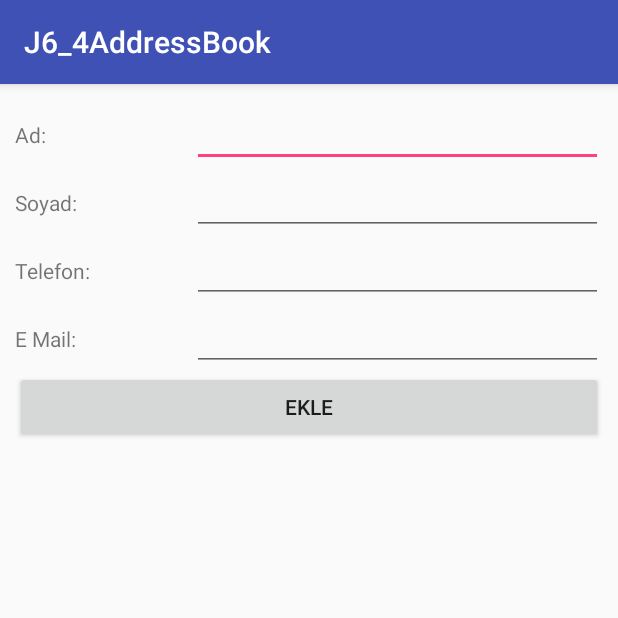
After one commit to mesutozturk/Android4-AddressBook, an Android app: the YeniActivity screen opened directly, with no data from a screen before it, on a phone screen of 412 x 824 dp, the top half of it. The commit adds this screen. Run offline under Robolectric (Android 15) with nearby library versions, the phone set to English and light mode, and no system bars.

Commit message:
activity

```diff
--- a/app/src/main/AndroidManifest.xml
+++ b/app/src/main/AndroidManifest.xml
@@ -16,6 +16,7 @@
                 <category android:name="android.intent.category.LAUNCHER" />
             </intent-filter>
         </activity>
+        <activity android:name=".YeniActivity"></activity>
     </application>
 
 </manifest>
--- a/app/src/main/java/com/wissen/mesut/j6_4addressbook/MainActivity.java
+++ b/app/src/main/java/com/wissen/mesut/j6_4addressbook/MainActivity.java
@@ -1,13 +1,43 @@
 package com.wissen.mesut.j6_4addressbook;
 
+import android.content.Intent;
+import android.os.Bundle;
 import android.support.v7.app.AppCompatActivity;
-import android.os.Bundle;
+import android.view.View;
+import android.widget.ArrayAdapter;
+import android.widget.Button;
+import android.widget.ListView;
+
+import com.wissen.mesut.j6_4addressbook.model.Kisi;
+
+import java.util.ArrayList;
 
 public class MainActivity extends AppCompatActivity {
+    Button btnYeni;
+    ListView listView;
+    ArrayList<Kisi> kisiler = new ArrayList<>();
 
     @Override
     protected void onCreate(Bundle savedInstanceState) {
         super.onCreate(savedInstanceState);
         setContentView(R.layout.activity_main);
+        listView = (ListView) findViewById(R.id.listView);
+        btnYeni = (Button) findViewById(R.id.btnYeni);
+        btnYeni.setOnClickListener(new View.OnClickListener() {
+            @Override
+            public void onClick(View view) {
+                Intent intent = new Intent(MainActivity.this, YeniActivity.class);
+                intent.putExtra("yeni",true);
+                startActivity(intent);
+            }
+        });
+    }
+
+    @Override
+    protected void onStart() {
+        super.onStart();
+        if (kisiler.size() == 0) return;
+        ArrayAdapter<Kisi> adapter = new ArrayAdapter<>(MainActivity.this, android.R.layout.simple_list_item_1, kisiler);
+        listView.setAdapter(adapter);
     }
 }
--- /dev/null
+++ b/app/src/main/java/com/wissen/mesut/j6_4addressbook/YeniActivity.java
@@ -0,0 +1,39 @@
+package com.wissen.mesut.j6_4addressbook;
+
+import android.content.Intent;
+import android.os.Bundle;
+import android.support.v7.app.AppCompatActivity;
+import android.view.View;
+import android.widget.Button;
+import android.widget.EditText;
+
+import com.wissen.mesut.j6_4addressbook.model.Kisi;
+
+public class YeniActivity extends AppCompatActivity {
+    Kisi gelenKisi;
+    EditText txtAd, txtSoyad, txtTelefon, txtEmail;
+    Button btnEkle, btnGuncelle;
+
+    @Override
+    protected void onCreate(Bundle savedInstanceState) {
+        super.onCreate(savedInstanceState);
+        setContentView(R.layout.activity_yeni);
+        txtAd = (EditText) findViewById(R.id.txtAd);
+        txtSoyad = (EditText) findViewById(R.id.txtSoyad);
+        txtEmail = (EditText) findViewById(R.id.txtEmail);
+        txtTelefon = (EditText) findViewById(R.id.txtTelefon);
+        btnEkle = (Button) findViewById(R.id.btnEkle);
+        btnGuncelle = (Button) findViewById(R.id.btnGuncelle);
+
+        Intent intent = getIntent();
+        boolean durum = intent.getBooleanExtra("yeni", true);
+        if (durum) {
+            btnEkle.setVisibility(View.VISIBLE);
+            btnGuncelle.setVisibility(View.GONE);
+        } else {
+            btnGuncelle.setVisibility(View.VISIBLE);
+            btnEkle.setVisibility(View.GONE);
+        }
+
+    }
+}
--- a/app/src/main/res/layout/activity_main.xml
+++ b/app/src/main/res/layout/activity_main.xml
@@ -3,6 +3,7 @@
     xmlns:tools="http://schemas.android.com/tools"
     android:layout_width="match_parent"
     android:layout_height="match_parent"
+    android:orientation="vertical"
     tools:context="com.wissen.mesut.j6_4addressbook.MainActivity">
 
     <Button
@@ -11,4 +12,8 @@
         android:layout_height="wrap_content"
         android:text="Yeni" />
 
+    <ListView
+        android:id="@+id/listView"
+        android:layout_width="match_parent"
+        android:layout_height="match_parent" />
 </LinearLayout>
--- /dev/null
+++ b/app/src/main/res/layout/activity_yeni.xml
@@ -0,0 +1,101 @@
+<?xml version="1.0" encoding="utf-8"?>
+<LinearLayout xmlns:android="http://schemas.android.com/apk/res/android"
+    xmlns:tools="http://schemas.android.com/tools"
+    android:layout_width="match_parent"
+    android:layout_height="match_parent"
+    android:orientation="vertical"
+    android:padding="10dp"
+    tools:context="com.wissen.mesut.j6_4addressbook.YeniActivity">
+
+    <LinearLayout
+        android:layout_width="match_parent"
+        android:layout_height="wrap_content"
+        android:orientation="horizontal"
+        android:weightSum="1">
+
+        <TextView
+            android:layout_width="match_parent"
+            android:layout_height="wrap_content"
+            android:layout_weight="0.7"
+            android:text="Ad:" />
+
+        <EditText
+            android:id="@+id/txtAd"
+            android:layout_width="match_parent"
+            android:layout_height="wrap_content"
+            android:layout_weight="0.3"
+            android:inputType="textPersonName" />
+    </LinearLayout>
+
+    <LinearLayout
+        android:layout_width="match_parent"
+        android:layout_height="wrap_content"
+        android:orientation="horizontal"
+        android:weightSum="1">
+
+        <TextView
+            android:layout_width="match_parent"
+            android:layout_height="wrap_content"
+            android:layout_weight="0.7"
+            android:text="Soyad:" />
+
+        <EditText
+            android:id="@+id/txtSoyad"
+            android:layout_width="match_parent"
+            android:layout_height="wrap_content"
+            android:layout_weight="0.3"
+            android:inputType="textPersonName" />
+    </LinearLayout>
+
+    <LinearLayout
+        android:layout_width="match_parent"
+        android:layout_height="wrap_content"
+        android:orientation="horizontal"
+        android:weightSum="1">
+
+        <TextView
+            android:layout_width="match_parent"
+            android:layout_height="wrap_content"
+            android:layout_weight="0.7"
+            android:text="Telefon:" />
+
+        <EditText
+            android:id="@+id/txtTelefon"
+            android:layout_width="match_parent"
+            android:layout_height="wrap_content"
+            android:layout_weight="0.3"
+            android:inputType="phone" />
+    </LinearLayout>
+
+    <LinearLayout
+        android:layout_width="match_parent"
+        android:layout_height="wrap_content"
+        android:orientation="horizontal"
+        android:weightSum="1">
+
+        <TextView
+            android:layout_width="match_parent"
+            android:layout_height="wrap_content"
+            android:layout_weight="0.7"
+            android:text="E Mail:" />
+
+        <EditText
+            android:id="@+id/txtEmail"
+            android:layout_width="match_parent"
+            android:layout_height="wrap_content"
+            android:layout_weight="0.3"
+            android:inputType="textEmailAddress" />
+    </LinearLayout>
+
+    <Button
+        android:id="@+id/btnEkle"
+        android:layout_width="match_parent"
+        android:layout_height="wrap_content"
+        android:text="Ekle" />
+
+    <Button
+        android:id="@+id/btnGuncelle"
+        android:layout_width="match_parent"
+        android:layout_height="wrap_content"
+        android:text="Güncelle" />
+</LinearLayout>
```
